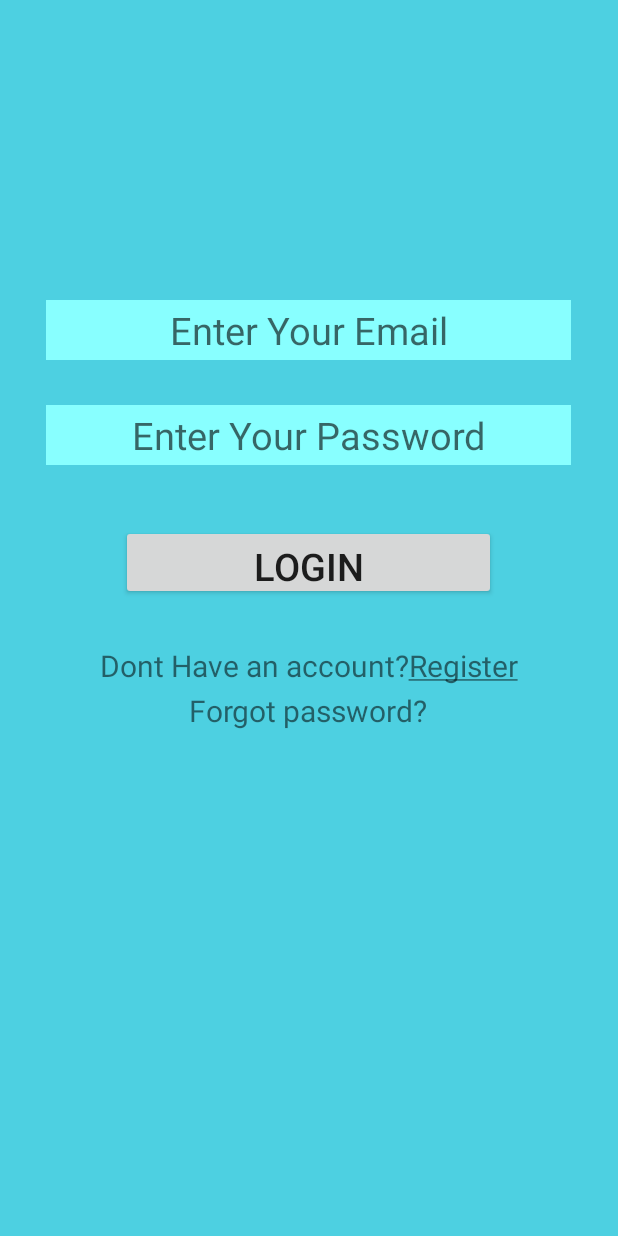
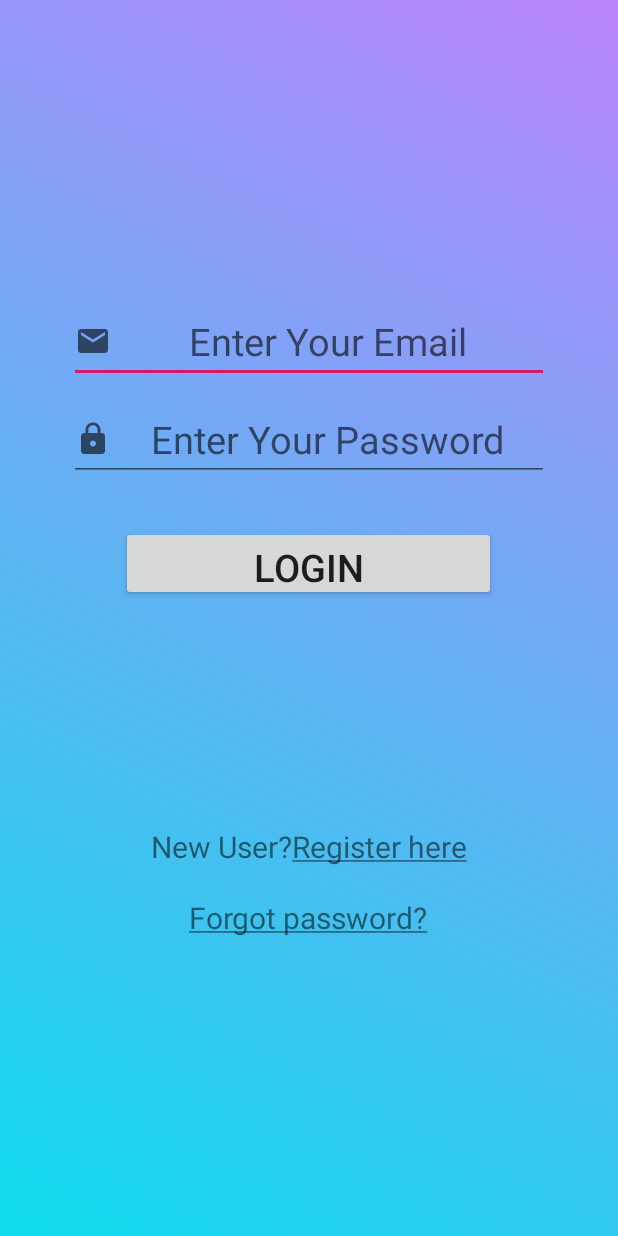
Before and after one commit to tejaspatel083/RestApiProject, an Android app: the layout fragment_login.xml on its own in the app's theme, with its tools: preview values and no code run, on a phone screen of 412 x 824 dp. Run offline under Robolectric (Android 15) with nearby library versions, the phone set to English and light mode, and no system bars.

Commit message:
Register fragement generated with update in Login

```diff
--- /dev/null
+++ b/app/src/main/res/drawable/background.xml
@@ -0,0 +1,14 @@
+<?xml version="1.0" encoding="utf-8"?>
+<selector xmlns:android="http://schemas.android.com/apk/res/android">
+
+    <item>
+        <shape>
+            <gradient
+                android:angle="45"
+                android:type="linear"
+                android:startColor="@color/startcolor"
+                android:endColor="@color/endcolor"/>
+        </shape>
+    </item>
+
+</selector>
--- /dev/null
+++ b/app/src/main/res/drawable/email.xml
@@ -0,0 +1,10 @@
+<vector xmlns:android="http://schemas.android.com/apk/res/android"
+    android:width="24dp"
+    android:height="24dp"
+    android:viewportWidth="24"
+    android:viewportHeight="24"
+    android:tint="?attr/colorControlNormal">
+  <path
+      android:fillColor="@android:color/white"
+      android:pathData="M20,4L4,4c-1.1,0 -1.99,0.9 -1.99,2L2,18c0,1.1 0.9,2 2,2h16c1.1,0 2,-0.9 2,-2L22,6c0,-1.1 -0.9,-2 -2,-2zM20,8l-8,5 -8,-5L4,6l8,5 8,-5v2z"/>
+</vector>
--- /dev/null
+++ b/app/src/main/res/drawable/password.xml
@@ -0,0 +1,10 @@
+<vector xmlns:android="http://schemas.android.com/apk/res/android"
+    android:width="24dp"
+    android:height="24dp"
+    android:viewportWidth="24"
+    android:viewportHeight="24"
+    android:tint="?attr/colorControlNormal">
+  <path
+      android:fillColor="@android:color/white"
+      android:pathData="M18,8h-1L17,6c0,-2.76 -2.24,-5 -5,-5S7,3.24 7,6v2L6,8c-1.1,0 -2,0.9 -2,2v10c0,1.1 0.9,2 2,2h12c1.1,0 2,-0.9 2,-2L20,10c0,-1.1 -0.9,-2 -2,-2zM12,17c-1.1,0 -2,-0.9 -2,-2s0.9,-2 2,-2 2,0.9 2,2 -0.9,2 -2,2zM15.1,8L8.9,8L8.9,6c0,-1.71 1.39,-3.1 3.1,-3.1 1.71,0 3.1,1.39 3.1,3.1v2z"/>
+</vector>
--- a/app/src/main/res/layout/fragment_login.xml
+++ b/app/src/main/res/layout/fragment_login.xml
@@ -5,13 +5,12 @@
     android:layout_width="match_parent"
     android:layout_height="match_parent"
     tools:context=".LoginFragment"
-    android:background="@color/backgroundLogin">
+    android:background="@drawable/background">
 
     <EditText
         android:id="@+id/login_email"
-        android:background="#88ffff"
-        android:layout_width="350dp"
-        android:layout_height="40dp"
+        android:layout_width="320dp"
+        android:layout_height="wrap_content"
         android:hint="@string/loginEMail"
         android:gravity="center"
         android:textSize="25sp"
@@ -19,20 +18,25 @@
         android:layout_centerHorizontal="true"
         android:layout_marginTop="200dp"
         android:inputType="textEmailAddress"
+        android:drawableLeft="@drawable/email"
+        android:singleLine="true"
         />
 
     <EditText
         android:id="@+id/login_password"
-        android:background="#88ffff"
-        android:layout_width="350dp"
-        android:layout_height="40dp"
+        android:layout_width="320dp"
+        android:layout_height="wrap_content"
         android:hint="@string/loginPass"
         android:gravity="center"
         android:textSize="25sp"
         android:textColor="#000000"
         android:layout_centerHorizontal="true"
-        android:layout_marginTop="270dp"
+        android:layout_below="@id/login_email"
+        android:layout_marginTop="10dp"
         android:inputType="textEmailAddress"
+        android:drawableLeft="@drawable/password"
+        android:singleLine="true"
+        android:maxLength="30"
         />
 
     <Button
@@ -42,17 +46,20 @@
         android:text="@string/loginButton"
         android:gravity="center"
         android:textSize="25sp"
-        android:layout_marginTop="350dp"
-        android:layout_centerHorizontal="true"/>
+        android:layout_marginTop="30dp"
+        android:layout_centerHorizontal="true"
+        android:layout_below="@id/login_password"/>
 
 
     <TextView
+        android:id="@+id/login_register"
         android:layout_width="wrap_content"
         android:layout_height="wrap_content"
-        android:text="@string/Register"
+        android:text="@string/RegisterTextview"
         android:textSize="20sp"
         android:layout_centerHorizontal="true"
-        android:layout_marginTop="430dp"/>
+        android:layout_below="@id/login_button"
+        android:layout_marginTop="150dp"/>
 
     <TextView
         android:layout_width="wrap_content"
@@ -60,7 +67,8 @@
         android:text="@string/forgetID"
         android:textSize="20sp"
         android:layout_centerHorizontal="true"
-        android:layout_marginTop="460dp"/>
+        android:layout_below="@id/login_register"
+        android:layout_marginTop="20dp"/>
 
 
 
--- a/app/src/main/res/values/colors.xml
+++ b/app/src/main/res/values/colors.xml
@@ -4,4 +4,6 @@
     <color name="colorPrimaryDark">#00574B</color>
     <color name="colorAccent">#D81B60</color>
     <color name="backgroundLogin">#4dd0e1</color>
+    <color name="startcolor">#0CDBEB</color>
+    <color name="endcolor">#ffbb86fc</color>
 </resources>
--- a/app/src/main/res/values/strings.xml
+++ b/app/src/main/res/values/strings.xml
@@ -4,9 +4,21 @@
     <!-- TODO: Remove or change this placeholder text -->
     <string name="hello_blank_fragment">Hello blank fragment</string>
 
+
+    <!--Login Fragment-->
     <string name="loginEMail">Enter Your Email</string>
     <string name="loginPass">Enter Your Password</string>
     <string name="loginButton">Login</string>
-    <string name="Register">Dont Have an account?<u>Register</u></string>
-    <string name="forgetID">Forgot password?</string>
+    <string name="RegisterTextview">New User?<u>Register here</u></string>
+    <string name="forgetID"><u>Forgot password?</u></string>
+
+    <!--Register  Fragment-->
+    <string name="register">Register</string>
+    <string name="name">Enter Name</string>
+    <string name="email">Enter Email</string>
+    <string name="birthdate">Enter Birth-date</string>
+    <string name="password">Enter Password</string>
+    <string name="Re_password">Re-Enter Password</string>
+
+
 </resources>
```
Also changed, not shown: app/src/main/res/drawable/date.xml (added, +10 -0 lines), app/src/main/res/drawable/name.xml (added, +10 -0 lines), app/src/main/res/layout/fragment_signup.xml (+101 -7 lines).
